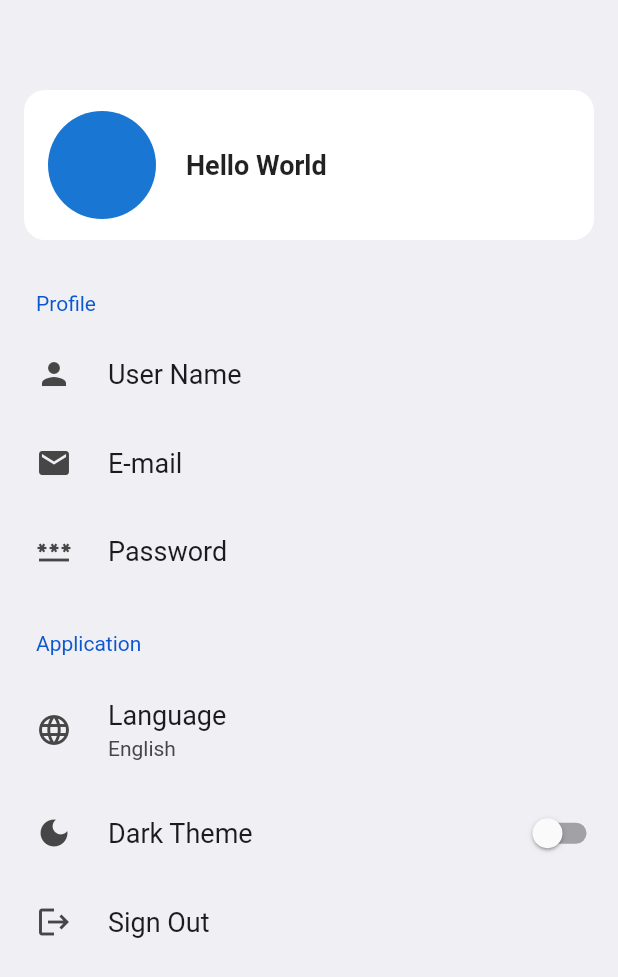
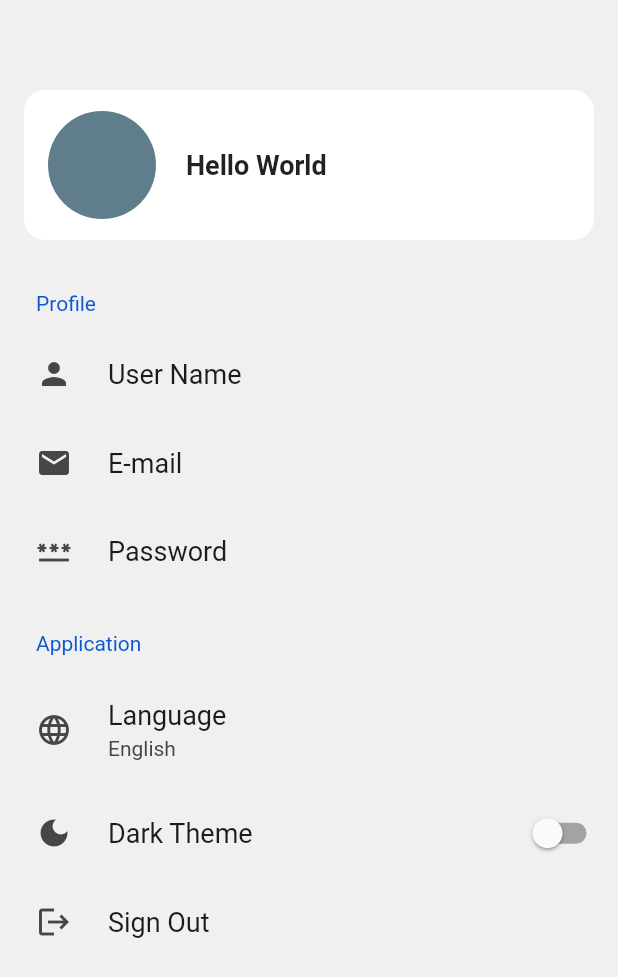
Before and after one commit to 21solclaro/comic-log-app, a Flutter app: the SettingPage widget shown alone on an empty page, opened directly, on a phone screen of 412 x 824 dp. Shown: the top 977 px of the screen. Run offline on Flutter 3.47's test engine with Material 2 defaults, Android fonts, the phone set to English and light mode, and no system bars; drawn by our look-alikes of settings_ui; our stand-ins replace flutter_rating_bar, freezed_annotation, hooks_riverpod, percent_indicator; network calls fail.

Commit message:
update: デザインを修正

```diff
--- a/lib/pages/comic_page.dart
+++ b/lib/pages/comic_page.dart
@@ -27,7 +27,6 @@ class ComicPage extends StatelessWidget {
                 automaticallyImplyLeading: false,
                 pinned: true,
                 expandedHeight: 300,
-                backgroundColor: Colors.white,
                 flexibleSpace: ComicHeader(comic: comic),
                 bottom: const PreferredSize(
                     preferredSize: Size.fromHeight(0), child: ComicTabBar()),
--- a/lib/pages/setting_page.dart
+++ b/lib/pages/setting_page.dart
@@ -1,3 +1,4 @@
+import 'package:comic_log_app/constants/color.dart';
 import 'package:comic_log_app/providers/theme_provider.dart';
 import 'package:flutter/material.dart';
 import 'package:hooks_riverpod/hooks_riverpod.dart';
@@ -12,16 +13,13 @@ class SettingPage extends ConsumerWidget {
 
     return SettingsList(
       contentPadding: const EdgeInsets.only(top: 60),
-      lightTheme: const SettingsThemeData(
-        settingsListBackground: Color(0xFFEFEFF4),
-      ),
       sections: [
         CustomSettingsSection(
           child: Padding(
               padding: const EdgeInsets.fromLTRB(16, 0, 16, 10),
               child: Container(
                 decoration: BoxDecoration(
-                    color: Colors.white,
+                    color: isDarkTheme ? dForegroundColor : lForegroundColor,
                     borderRadius: BorderRadius.circular(14)),
                 height: 100,
                 child: Row(
@@ -29,6 +27,7 @@ class SettingPage extends ConsumerWidget {
                     Padding(
                       padding: EdgeInsets.only(left: 16, right: 20),
                       child: CircleAvatar(
+                        backgroundColor: Colors.blueGrey,
                         maxRadius: 36,
                       ),
                     ),
```
Also changed, not shown: lib/pages/home_page.dart (+7 -5 lines).
